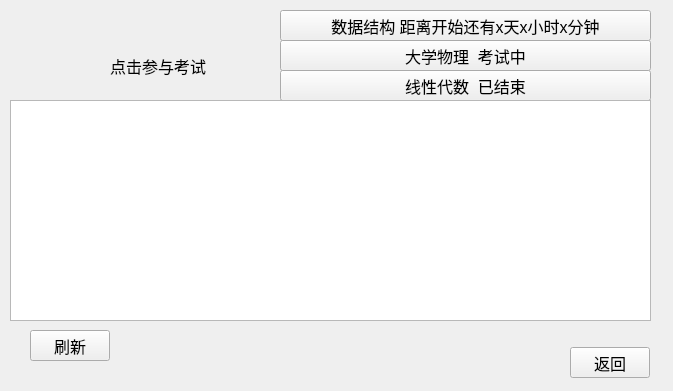
Old version of the form source/studentpreexam.ui in the repository Sodataco/exam-system.
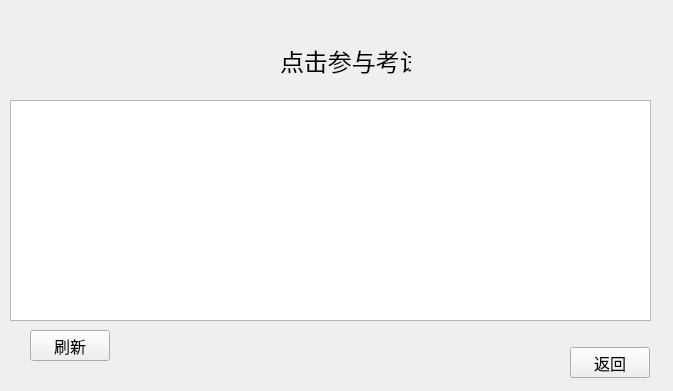
New version of the form.

Diff of the .ui file:
```diff
--- a/source/studentpreexam.ui
+++ b/source/studentpreexam.ui
@@ -18,59 +18,20 @@
   <property name="windowTitle">
    <string>Form</string>
   </property>
-  <widget class="QPushButton" name="exam">
-   <property name="geometry">
-    <rect>
-     <x>280</x>
-     <y>10</y>
-     <width>371</width>
-     <height>31</height>
-    </rect>
-   </property>
-   <property name="font">
-    <font>
-     <pointsize>12</pointsize>
-    </font>
-   </property>
-   <property name="text">
-    <string>数据结构 距离开始还有x天x小时x分钟</string>
-   </property>
-  </widget>
-  <widget class="QPushButton" name="pushButton_2">
-   <property name="geometry">
-    <rect>
-     <x>280</x>
-     <y>40</y>
-     <width>371</width>
-     <height>31</height>
-    </rect>
-   </property>
-   <property name="text">
-    <string>大学物理  考试中</string>
-   </property>
-  </widget>
-  <widget class="QPushButton" name="pushButton_3">
-   <property name="geometry">
-    <rect>
-     <x>280</x>
-     <y>70</y>
-     <width>371</width>
-     <height>31</height>
-    </rect>
-   </property>
-   <property name="text">
-    <string>线性代数  已结束</string>
-   </property>
-  </widget>
   <widget class="QLabel" name="label">
    <property name="geometry">
     <rect>
-     <x>110</x>
-     <y>50</y>
-     <width>101</width>
-     <height>31</height>
+     <x>280</x>
+     <y>40</y>
+     <width>131</width>
+     <height>41</height>
     </rect>
    </property>
+   <property name="font">
+    <font>
+     <pointsize>18</pointsize>
+    </font>
+   </property>
    <property name="text">
     <string>点击参与考试</string>
    </property>
```
Left out of the diff: 6 changed lines with no effect on the pictures.
